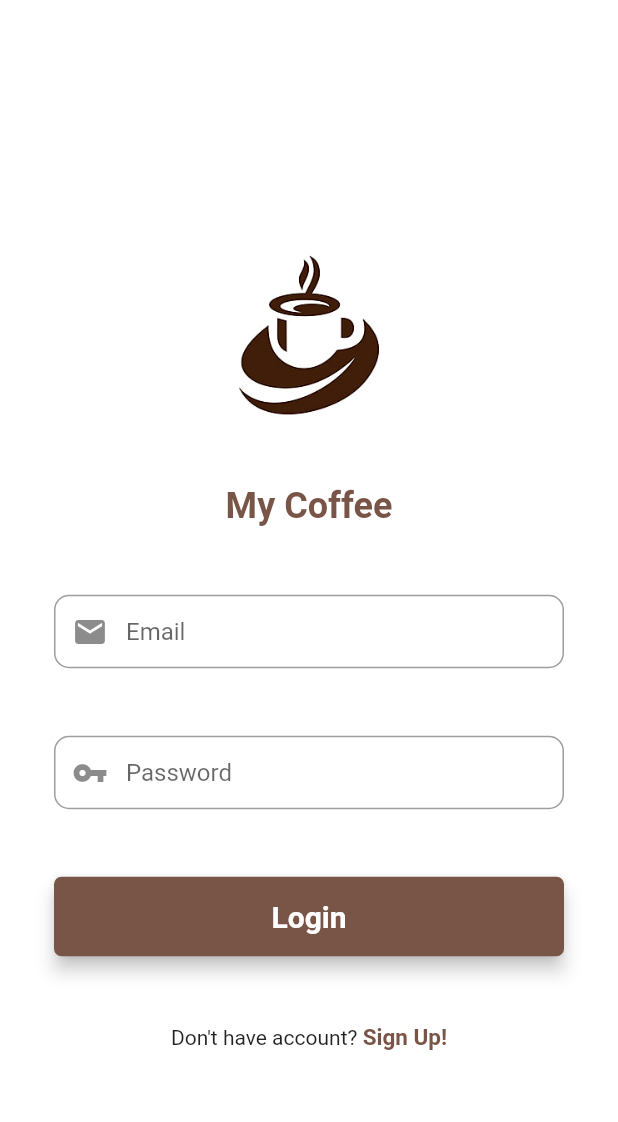
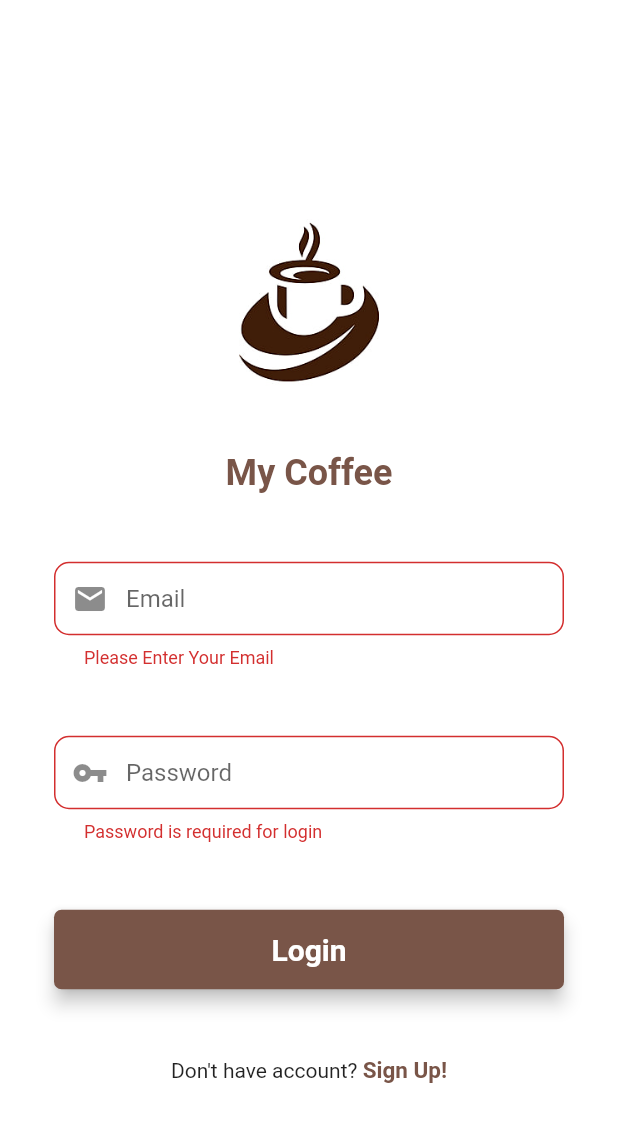
Before and after one commit to RichardAntolis/mycoffeeproject, a Flutter app: the screen it shows after launch, after a tap on "Login", on a phone screen of 412 x 824 dp. Shown: the top 1122 px of the screen. Run offline on Flutter 3.47's test engine with Material 2 defaults, Android fonts, the phone set to English and light mode, and no system bars; our stand-ins replace firebase_auth, firebase_core, fluttertoast; accounts and stored records are empty.

Commit message:
Added Login And Register

```diff
--- a/lib/main.dart
+++ b/lib/main.dart
@@ -1,7 +1,10 @@
 import 'package:flutter/material.dart';
 import 'screens/login.dart';
+import 'package:firebase_core/firebase_core.dart';
 
-void main() {
+Future <void> main() async {
+  WidgetsFlutterBinding.ensureInitialized();
+  await Firebase.initializeApp();
   runApp(const MyApp());
 }
 
--- a/lib/screens/login.dart
+++ b/lib/screens/login.dart
@@ -1,4 +1,7 @@
+import 'package:firebase_auth/firebase_auth.dart';
 import 'package:flutter/material.dart';
+import 'package:fluttertoast/fluttertoast.dart';
+import 'package:mycoffee/screens/home.dart';
 import 'package:mycoffee/screens/register.dart';
 
 class LoginScreen extends StatefulWidget {
@@ -13,6 +16,9 @@ class _LoginScreenState extends State<LoginScreen> {
   final TextEditingController emailController = new TextEditingController();
   final TextEditingController passwordController = new TextEditingController();
 
+  //Firebase
+  final _auth = FirebaseAuth.instance;
+
   @override
   Widget build(BuildContext context) {
     //Email Field
@@ -20,6 +26,18 @@ class _LoginScreenState extends State<LoginScreen> {
       autofocus: false,
       controller: emailController,
       keyboardType: TextInputType.emailAddress,
+      validator: (value){
+        if(value!.isEmpty)
+        {
+          return ("Please Enter Your Email");
+        }
+        //Regular Expression for Email Valid
+        if (!RegExp("^[a-zA-Z0-9+_.-]+@[a-zA-Z0-9.-]+.[a-z]")
+              .hasMatch(value)) {
+            return ("Please Enter a valid email");
+          }
+        return null;
+      },
       onSaved: (value) {
         emailController.text = value!;
       },
@@ -37,6 +55,15 @@ class _LoginScreenState extends State<LoginScreen> {
       autofocus: false,
       controller: passwordController,
       obscureText: true,
+      validator: (value){
+        RegExp regex = new RegExp(r'^.{6,}$');
+          if (value!.isEmpty) {
+            return ("Password is required for login");
+          }
+          if (!regex.hasMatch(value)) {
+            return ("Enter Valid Password (Minimun 6 Characters)");
+          }
+      },
       onSaved: (value) {
         passwordController.text = value!;
       },
@@ -58,7 +85,7 @@ class _LoginScreenState extends State<LoginScreen> {
         padding: EdgeInsets.fromLTRB(20, 15, 20, 15),
         minWidth: MediaQuery.of(context).size.width,
         onPressed: () {
-
+          signIn(emailController.text, passwordController.text);
         },
         child: Text(
           "Login",
@@ -68,6 +95,10 @@ class _LoginScreenState extends State<LoginScreen> {
         ),
       ),
     );
+
+
+
+
 
     //Screen
     return Scaffold(
@@ -128,4 +159,18 @@ class _LoginScreenState extends State<LoginScreen> {
       ),
     );
   }
+
+  void signIn(String email, String password) async{
+    if (_formKey.currentState!.validate())
+    {
+      await _auth.
+        signInWithEmailAndPassword(email: email, password: password).then((uid) => {
+        Fluttertoast.showToast(msg: "Login Successful!"),
+        Navigator.of(context).pushReplacement(MaterialPageRoute(builder: ((context) => HomeScreen()))),
+      }).catchError((e){
+        Fluttertoast.showToast(msg: e!.message);
+      });
+    }
+  }
+
 }
--- a/lib/screens/register.dart
+++ b/lib/screens/register.dart
@@ -42,7 +42,7 @@ class _RegisterScreenState extends State<RegisterScreen> {
     //Second Name
     final secondNameField = TextFormField(
       autofocus: false,
-      controller: firstNameEditingController,
+      controller: secondNameEditingController,
       keyboardType: TextInputType.name,
       onSaved: (value) {
         secondNameEditingController.text = value!;
@@ -146,7 +146,7 @@ class _RegisterScreenState extends State<RegisterScreen> {
           child: Container(
             color: Colors.white,
             child: Padding(
-              padding: const EdgeInsets.all(36.0),
+              padding: const EdgeInsets.fromLTRB(36, 0, 36, 36),
               child: Form(
                 key: _formKey,
                 child: Column(
```
Also changed, not shown: lib/screens/home.dart (+40 -2 lines), pubspec.yaml (+7 -18 lines), lib/firebase_options.dart (added), pubspec.lock, 5 other files.
